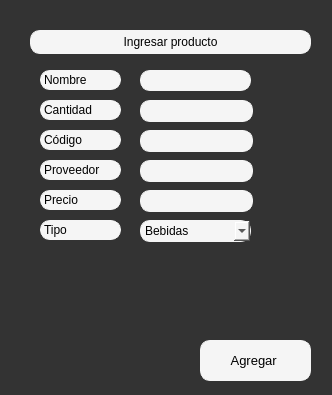
First picture: the form in Ui/Almacen/u_agregar.ui, repository Kodegmxz/Proyecto, before the edit.
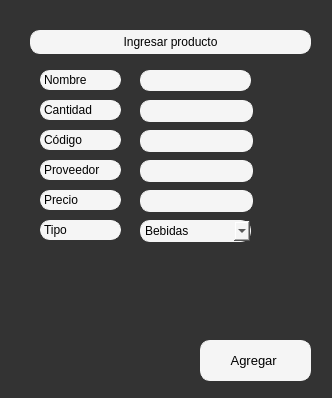
Second picture: the form after the edit.

```diff
--- a/Ui/Almacen/u_agregar.ui
+++ b/Ui/Almacen/u_agregar.ui
@@ -7,7 +7,7 @@
     <x>0</x>
     <y>0</y>
     <width>332</width>
-    <height>395</height>
+    <height>398</height>
    </rect>
   </property>
   <property name="windowTitle">
```
Left out of the diff: 33 changed lines with no effect on the pictures.
